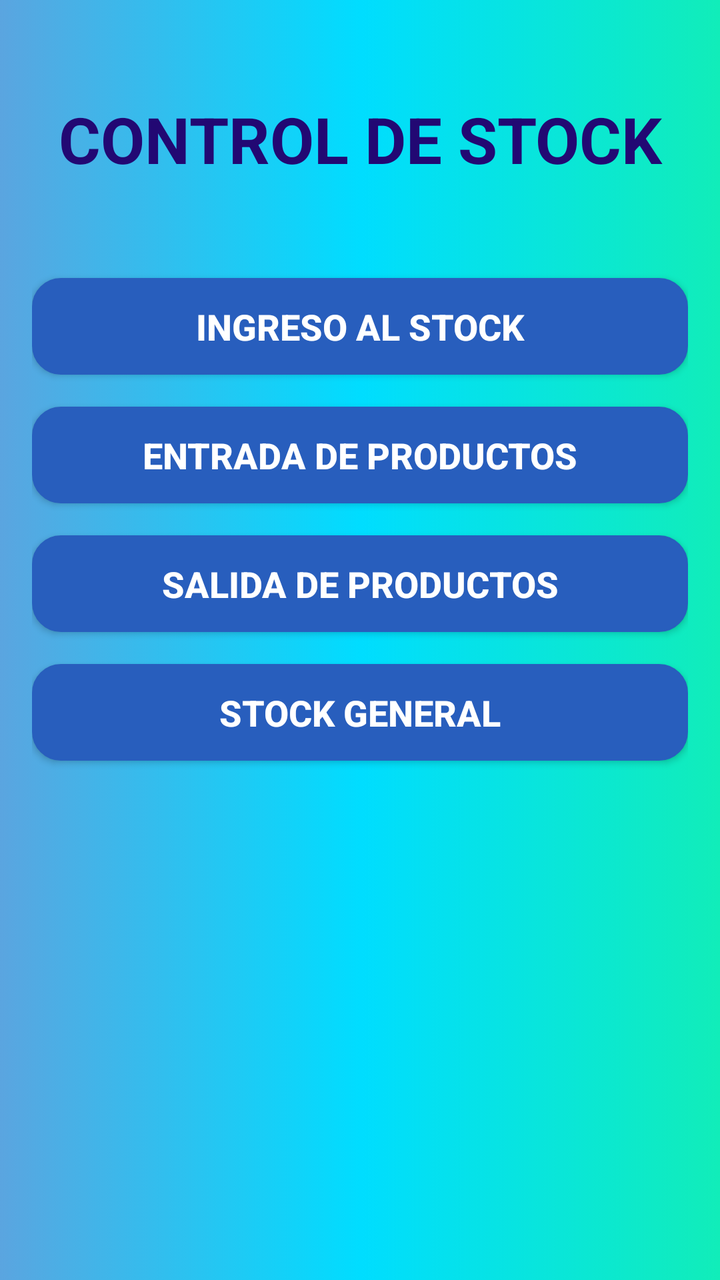
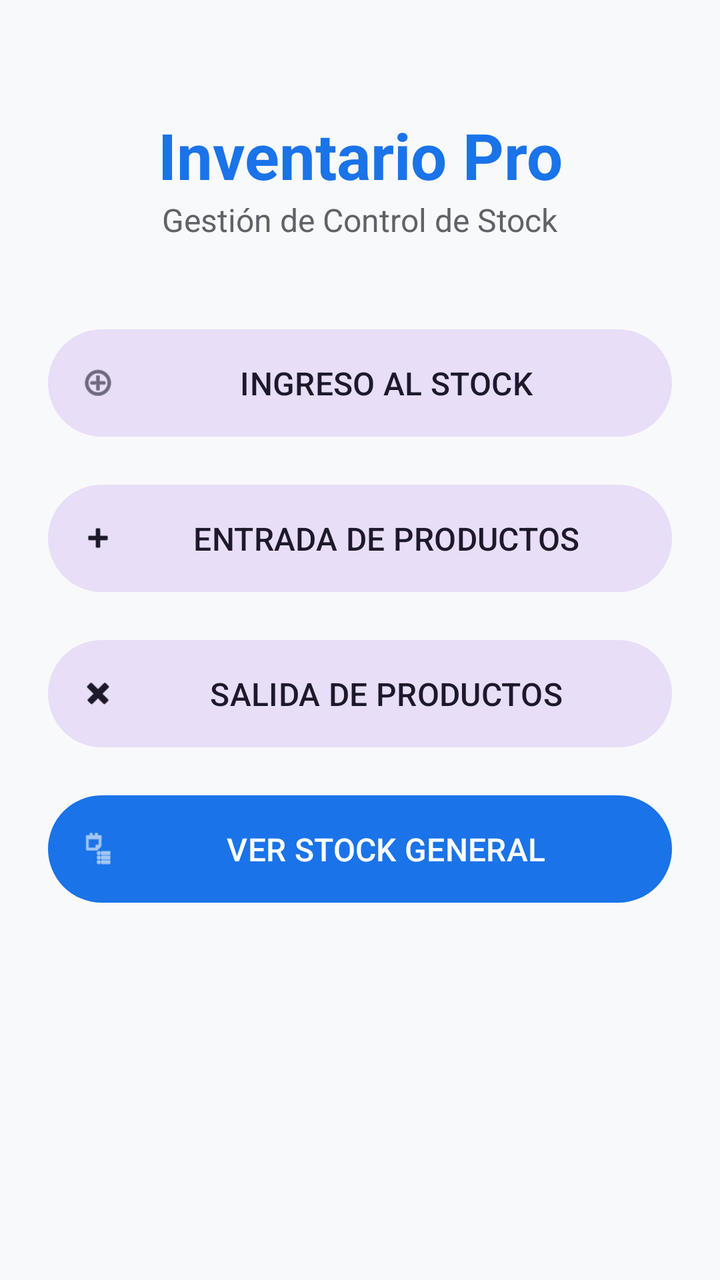

The first picture is an Android layout as it rendered before a commit; the second is the same layout after the commit. The layout source and the unified diff follow.
<!-- AndroidManifest.xml: activity theme Theme.InventarioApp -->
<!-- res/layout/activity_main.xml -->
<?xml version="1.0" encoding="utf-8"?>
<ScrollView xmlns:android="http://schemas.android.com/apk/res/android"
    xmlns:app="http://schemas.android.com/apk/res-auto"
    xmlns:tools="http://schemas.android.com/tools"
    android:layout_width="match_parent"
    android:layout_height="match_parent"
    android:fillViewport="true"
    android:background="@drawable/fondo_degradado">

    <androidx.constraintlayout.widget.ConstraintLayout
        android:layout_width="match_parent"
        android:layout_height="wrap_content"
        android:padding="16dp">

        <TextView
            android:id="@+id/tvTitulo"
            android:layout_width="0dp"
            android:layout_height="wrap_content"
            android:layout_marginTop="32dp"
            android:gravity="center"
            android:text="CONTROL DE STOCK"
            android:textColor="#220873"
            android:textSize="32sp"
            android:textStyle="bold"
            app:layout_constraintEnd_toEndOf="parent"
            app:layout_constraintStart_toStartOf="parent"
            app:layout_constraintTop_toTopOf="parent" />

        <Button
            android:id="@+id/buttonIngresoStock"
            android:layout_width="0dp"
            android:layout_height="wrap_content"
            android:layout_marginTop="48dp"
            android:background="@drawable/boton_borde"
            android:backgroundTint="#285EBD"
            android:padding="12dp"
            android:text="INGRESO AL STOCK"
            android:textColor="#FFFFFF"
            android:textSize="18sp"
            android:textStyle="bold"
            app:layout_constraintEnd_toEndOf="parent"
            app:layout_constraintStart_toStartOf="parent"
            app:layout_constraintTop_toBottomOf="@+id/tvTitulo"
            app:layout_constraintWidth_max="400dp" />

        <Button
            android:id="@+id/buttonEntradaProductos"
            android:layout_width="0dp"
            android:layout_height="wrap_content"
            android:layout_marginTop="16dp"
            android:background="@drawable/boton_borde"
            android:backgroundTint="#285EBD"
            android:padding="12dp"
            android:text="ENTRADA DE PRODUCTOS"
            android:textColor="#FFFFFF"
            android:textSize="18sp"
            android:textStyle="bold"
            app:layout_constraintEnd_toEndOf="parent"
            app:layout_constraintStart_toStartOf="parent"
            app:layout_constraintTop_toBottomOf="@+id/buttonIngresoStock"
            app:layout_constraintWidth_max="400dp" />

        <Button
            android:id="@+id/buttonSalidaProductos"
            android:layout_width="0dp"
            android:layout_height="wrap_content"
            android:layout_marginTop="16dp"
            android:background="@drawable/boton_borde"
            android:backgroundTint="#285EBD"
            android:padding="12dp"
            android:text="SALIDA DE PRODUCTOS"
            android:textColor="#FFFFFF"
            android:textSize="18sp"
            android:textStyle="bold"
            app:layout_constraintEnd_toEndOf="parent"
            app:layout_constraintStart_toStartOf="parent"
            app:layout_constraintTop_toBottomOf="@+id/buttonEntradaProductos"
            app:layout_constraintWidth_max="400dp" />

        <Button
            android:id="@+id/buttonStockGeneral"
            android:layout_width="0dp"
            android:layout_height="wrap_content"
            android:layout_marginTop="16dp"
            android:background="@drawable/boton_borde"
            android:backgroundTint="#285EBD"
            android:padding="12dp"
            android:text="STOCK GENERAL"
            android:textColor="#FFFFFF"
            android:textSize="18sp"
            android:textStyle="bold"
            app:layout_constraintEnd_toEndOf="parent"
            app:layout_constraintStart_toStartOf="parent"
            app:layout_constraintTop_toBottomOf="@+id/buttonSalidaProductos"
            app:layout_constraintWidth_max="400dp" />

        <TextView
            android:id="@+id/tvDisenadoPor"
            android:layout_width="wrap_content"
            android:layout_height="wrap_content"
            android:layout_marginTop="48dp"
            android:layout_marginBottom="16dp"
            android:textColor="#FFFFFF"
            android:textSize="14sp"
            app:layout_constraintBottom_toBottomOf="parent"
            app:layout_constraintStart_toStartOf="parent"
            app:layout_constraintTop_toBottomOf="@+id/buttonStockGeneral"
            app:layout_constraintVertical_bias="1.0" />

    </androidx.constraintlayout.widget.ConstraintLayout>
</ScrollView>
<!-- resources referenced by this layout -->
<resources>
  <!-- drawable boton_borde (drawable) -->
  <?xml version="1.0" encoding="utf-8"?>
  <shape xmlns:android="http://schemas.android.com/apk/res/android"
      android:shape="rectangle">
      <solid android:color="#2F65B6"/>
  
      <stroke
          android:width="1dp"
          android:color="#FFFFFF" />
      <corners android:radius="14dp" />
  
  </shape>
  <!-- drawable fondo_degradado (drawable) -->
  <?xml version="1.0" encoding="utf-8"?>
  <selector xmlns:android="http://schemas.android.com/apk/res/android">
  
          <item>
              <shape android:shape="rectangle">
                  <gradient
                      android:startColor="#AB0C7BD3"
                      android:centerColor="@android:color/holo_blue_bright"
                      android:endColor="#FE10EDB9"
                      />
  
  
              </shape>
  
          </item>
  </selector>
  <style name="Theme.InventarioApp" parent="Theme.AppCompat.Light.NoActionBar" />
</resources>

<!-- the commit's change to res/layout/activity_main.xml (unified diff, before → after) -->
@@ -5,12 +5,12 @@
     android:layout_width="match_parent"
     android:layout_height="match_parent"
     android:fillViewport="true"
-    android:background="@drawable/fondo_degradado">
+    android:background="@color/background_light">
 
     <androidx.constraintlayout.widget.ConstraintLayout
         android:layout_width="match_parent"
         android:layout_height="wrap_content"
-        android:padding="16dp">
+        android:padding="24dp">
 
         <TextView
             android:id="@+id/tvTitulo"
@@ -18,94 +18,78 @@
             android:layout_height="wrap_content"
             android:layout_marginTop="32dp"
             android:gravity="center"
-            android:text="CONTROL DE STOCK"
-            android:textColor="#220873"
+            android:text="Inventario Pro"
+            android:textColor="@color/primary"
             android:textSize="32sp"
             android:textStyle="bold"
             app:layout_constraintEnd_toEndOf="parent"
             app:layout_constraintStart_toStartOf="parent"
             app:layout_constraintTop_toTopOf="parent" />
 
-        <Button
-            android:id="@+id/buttonIngresoStock"
+        <TextView
+            android:id="@+id/tvSubtitulo"
+            android:layout_width="wrap_content"
+            android:layout_height="wrap_content"
+            android:text="Gestión de Control de Stock"
+            android:textColor="@color/text_hint"
+            android:textSize="16sp"
+            app:layout_constraintEnd_toEndOf="parent"
+            app:layout_constraintStart_toStartOf="parent"
+            app:layout_constraintTop_toBottomOf="@id/tvTitulo" />
+
+        <LinearLayout
             android:layout_width="0dp"
             android:layout_height="wrap_content"
-            android:layout_marginTop="48dp"
-            android:background="@drawable/boton_borde"
-            android:backgroundTint="#285EBD"
-            android:padding="12dp"
-            android:text="INGRESO AL STOCK"
-            android:textColor="#FFFFFF"
-            android:textSize="18sp"
-            android:textStyle="bold"
+            android:layout_marginTop="40dp"
+            android:orientation="vertical"
             app:layout_constraintEnd_toEndOf="parent"
             app:layout_constraintStart_toStartOf="parent"
-            app:layout_constraintTop_toBottomOf="@+id/tvTitulo"
-            app:layout_constraintWidth_max="400dp" />
+            app:layout_constraintTop_toBottomOf="@id/tvSubtitulo">
 
-        <Button
-            android:id="@+id/buttonEntradaProductos"
-            android:layout_width="0dp"
-            android:layout_height="wrap_content"
-            android:layout_marginTop="16dp"
-            android:background="@drawable/boton_borde"
-            android:backgroundTint="#285EBD"
-            android:padding="12dp"
-            android:text="ENTRADA DE PRODUCTOS"
-            android:textColor="#FFFFFF"
-            android:textSize="18sp"
-            android:textStyle="bold"
-            app:layout_constraintEnd_toEndOf="parent"
-            app:layout_constraintStart_toStartOf="parent"
-            app:layout_constraintTop_toBottomOf="@+id/buttonIngresoStock"
-            app:layout_constraintWidth_max="400dp" />
+            <com.google.android.material.button.MaterialButton
+                android:id="@+id/buttonIngresoStock"
+                style="@style/Widget.Material3.Button.TonalButton"
+                android:layout_width="match_parent"
+                android:layout_height="wrap_content"
+                android:layout_marginBottom="16dp"
+                android:padding="16dp"
+                android:text="INGRESO AL STOCK"
+                android:textSize="16sp"
+                app:icon="@android:drawable/ic_menu_add" />
 
-        <Button
-            android:id="@+id/buttonSalidaProductos"
-            android:layout_width="0dp"
-            android:layout_height="wrap_content"
-            android:layout_marginTop="16dp"
-            android:background="@drawable/boton_borde"
-            android:backgroundTint="#285EBD"
-            android:padding="12dp"
-            android:text="SALIDA DE PRODUCTOS"
-            android:textColor="#FFFFFF"
-            android:textSize="18sp"
-            android:textStyle="bold"
-            app:layout_constraintEnd_toEndOf="parent"
-            app:layout_constraintStart_toStartOf="parent"
-            app:layout_constraintTop_toBottomOf="@+id/buttonEntradaProductos"
-            app:layout_constraintWidth_max="400dp" />
+            <com.google.android.material.button.MaterialButton
+                android:id="@+id/buttonEntradaProductos"
+                style="@style/Widget.Material3.Button.TonalButton"
+                android:layout_width="match_parent"
+                android:layout_height="wrap_content"
+                android:layout_marginBottom="16dp"
+                android:padding="16dp"
+                android:text="ENTRADA DE PRODUCTOS"
+                android:textSize="16sp"
+                app:icon="@android:drawable/ic_input_add" />
 
-        <Button
-            android:id="@+id/buttonStockGeneral"
-            android:layout_width="0dp"
-            android:layout_height="wrap_content"
-            android:layout_marginTop="16dp"
-            android:background="@drawable/boton_borde"
-            android:backgroundTint="#285EBD"
-            android:padding="12dp"
-            android:text="STOCK GENERAL"
-            android:textColor="#FFFFFF"
-            android:textSize="18sp"
-            android:textStyle="bold"
-            app:layout_constraintEnd_toEndOf="parent"
-            app:layout_constraintStart_toStartOf="parent"
-            app:layout_constraintTop_toBottomOf="@+id/buttonSalidaProductos"
-            app:layout_constraintWidth_max="400dp" />
+            <com.google.android.material.button.MaterialButton
+                android:id="@+id/buttonSalidaProductos"
+                style="@style/Widget.Material3.Button.TonalButton"
+                android:layout_width="match_parent"
+                android:layout_height="wrap_content"
+                android:layout_marginBottom="16dp"
+                android:padding="16dp"
+                android:text="SALIDA DE PRODUCTOS"
+                android:textSize="16sp"
+                app:icon="@android:drawable/ic_delete" />
 
-        <TextView
-            android:id="@+id/tvDisenadoPor"
-            android:layout_width="wrap_content"
-            android:layout_height="wrap_content"
-            android:layout_marginTop="48dp"
-            android:layout_marginBottom="16dp"
-            android:textColor="#FFFFFF"
-            android:textSize="14sp"
-            app:layout_constraintBottom_toBottomOf="parent"
-            app:layout_constraintStart_toStartOf="parent"
-            app:layout_constraintTop_toBottomOf="@+id/buttonStockGeneral"
-            app:layout_constraintVertical_bias="1.0" />
+            <com.google.android.material.button.MaterialButton
+                android:id="@+id/buttonStockGeneral"
+                style="@style/Widget.Material3.Button.FilledButton"
+                android:layout_width="match_parent"
+                android:layout_height="wrap_content"
+                android:padding="16dp"
+                android:text="VER STOCK GENERAL"
+                android:textSize="16sp"
+                app:icon="@android:drawable/ic_menu_agenda" />
+
+        </LinearLayout>
 
     </androidx.constraintlayout.widget.ConstraintLayout>
 </ScrollView>
<!-- resource entries referenced after the edit -->
@@ -1,34 +1,22 @@
 <!-- resources referenced by this layout -->
 <resources>
-  <!-- drawable boton_borde (drawable) -->
-  <?xml version="1.0" encoding="utf-8"?>
-  <shape xmlns:android="http://schemas.android.com/apk/res/android"
-      android:shape="rectangle">
-      <solid android:color="#2F65B6"/>
+  <color name="background_light">#F8F9FA</color>
+  <color name="primary">#1A73E8</color>
+  <color name="text_hint">#5F6368</color>
+  <style name="Theme.InventarioApp" parent="Theme.Material3.DayNight.NoActionBar">
+          
+          <item name="colorPrimary">@color/primary</item>
+          <item name="colorOnPrimary">@color/white</item>
+          <item name="colorPrimaryContainer">@color/light_blue</item>
+          <item name="colorSecondary">@color/secondary</item>
+          <item name="android:statusBarColor">@color/primary_variant</item>
   
-      <stroke
-          android:width="1dp"
-          android:color="#FFFFFF" />
-      <corners android:radius="14dp" />
-  
-  </shape>
-  <!-- drawable fondo_degradado (drawable) -->
-  <?xml version="1.0" encoding="utf-8"?>
-  <selector xmlns:android="http://schemas.android.com/apk/res/android">
-  
-          <item>
-              <shape android:shape="rectangle">
-                  <gradient
-                      android:startColor="#AB0C7BD3"
-                      android:centerColor="@android:color/holo_blue_bright"
-                      android:endColor="#FE10EDB9"
-                      />
-  
-  
-              </shape>
-  
-          </item>
-  </selector>
-  <style name="Theme.InventarioApp" parent="Theme.AppCompat.Light.NoActionBar" />
+          
+          <item name="textInputStyle">@style/Widget.Material3.TextInputLayout.OutlinedBox</item>
+      </style>
+  <color name="white">#FFFFFFFF</color>
+  <color name="light_blue">#FF03A9F4</color>
+  <color name="secondary">#34A853</color>
+  <color name="primary_variant">#1557B0</color>
 </resources>
 
